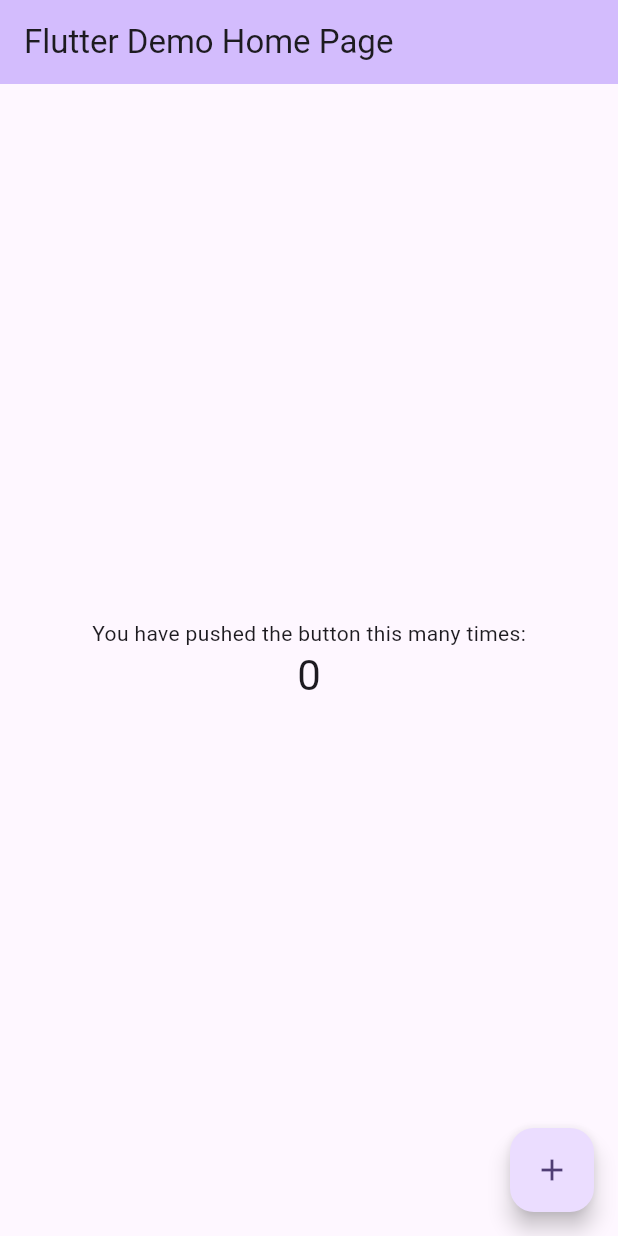
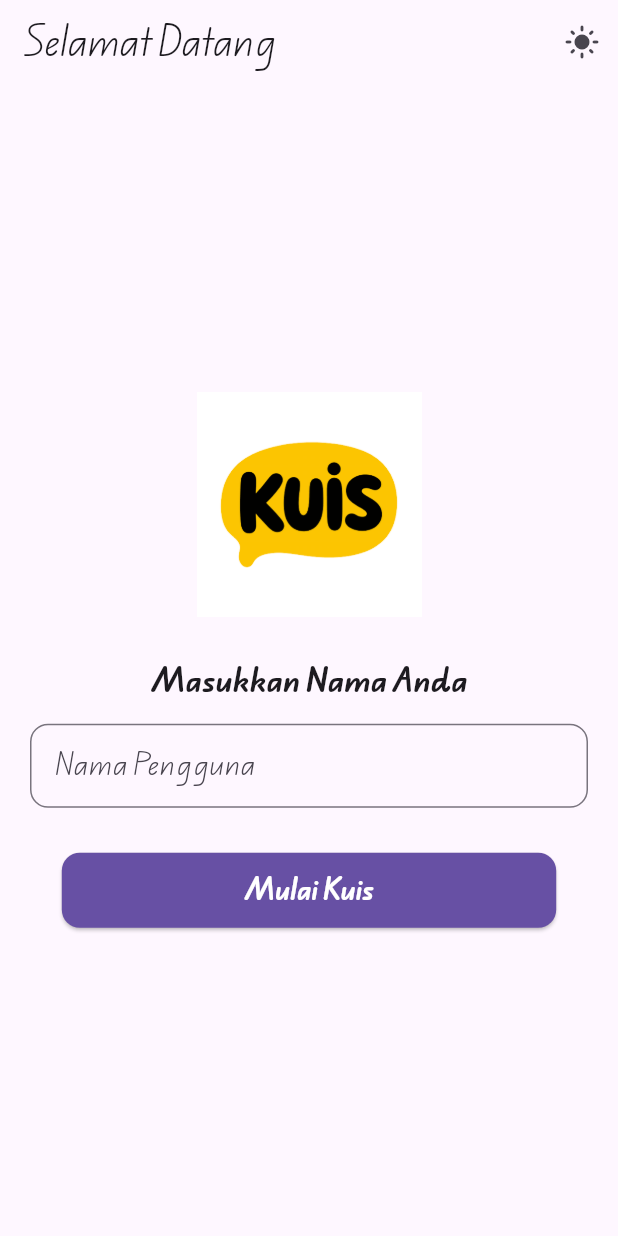
Before and after one commit to Johannes-Pandiangan/AplikasiKuis, a Flutter app: the screen it shows after launch, on a phone screen of 412 x 824 dp. Run offline on Flutter 3.47's test engine with Material 3 defaults, Android fonts, the phone set to English and light mode, and no system bars.

Commit message:
menambahkan aset logo dan font custom serta buat halaman home,quiz,dan result untuk uji coba model dan data dummy

```diff
--- a/lib/main.dart
+++ b/lib/main.dart
@@ -1,122 +1,42 @@
 import 'package:flutter/material.dart';
+import 'package:provider/provider.dart';
+import 'providers/quiz_provider.dart';
+import 'screens/home_screen.dart';
 
 void main() {
-  runApp(const MyApp());
+  runApp(
+    MultiProvider(
+      providers: [
+        ChangeNotifierProvider(create: (_) => QuizProvider()),
+      ],
+      child: const KuisApp(),
+    ),
+  );
 }
 
-class MyApp extends StatelessWidget {
-  const MyApp({super.key});
+class KuisApp extends StatelessWidget {
+  const KuisApp({super.key});
 
-  // This widget is the root of your application.
   @override
   Widget build(BuildContext context) {
+    final quizProvider = context.watch<QuizProvider>();
+
     return MaterialApp(
-      title: 'Flutter Demo',
+      debugShowCheckedModeBanner: false,
+      title: 'Aplikasi Kuis PM',
+      // Menerapkan dual-theme (Dark and Light Mode)
+      themeMode: quizProvider.isDarkMode ? ThemeMode.dark : ThemeMode.light,
       theme: ThemeData(
-        // This is the theme of your application.
-        //
-        // TRY THIS: Try running your application with "flutter run". You'll see
-        // the application has a purple toolbar. Then, without quitting the app,
-        // try changing the seedColor in the colorScheme below to Colors.green
-        // and then invoke "hot reload" (save your changes or press the "hot
-        // reload" button in a Flutter-supported IDE, or press "r" if you used
-        // the command line to start the app).
-        //
-        // Notice that the counter didn't reset back to zero; the application
-        // state is not lost during the reload. To reset the state, use hot
-        // restart instead.
-        //
-        // This works for code too, not just values: Most code changes can be
-        // tested with just a hot reload.
-        colorScheme: .fromSeed(seedColor: Colors.deepPurple),
+        brightness: Brightness.light,
+        primarySwatch: Colors.blue,
+        fontFamily: 'EduQLDHand',
       ),
-      home: const MyHomePage(title: 'Flutter Demo Home Page'),
+      darkTheme: ThemeData(
+        brightness: Brightness.dark,
+        primarySwatch: Colors.blueGrey,
+        fontFamily: 'EduQLDHand',
+      ),
+      home: const HomeScreen(),
     );
   }
 }
-
-class MyHomePage extends StatefulWidget {
-  const MyHomePage({super.key, required this.title});
-
-  // This widget is the home page of your application. It is stateful, meaning
-  // that it has a State object (defined below) that contains fields that affect
-  // how it looks.
-
-  // This class is the configuration for the state. It holds the values (in this
-  // case the title) provided by the parent (in this case the App widget) and
-  // used by the build method of the State. Fields in a Widget subclass are
-  // always marked "final".
-
-  final String title;
-
-  @override
-  State<MyHomePage> createState() => _MyHomePageState();
-}
-
-class _MyHomePageState extends State<MyHomePage> {
-  int _counter = 0;
-
-  void _incrementCounter() {
-    setState(() {
-      // This call to setState tells the Flutter framework that something has
-      // changed in this State, which causes it to rerun the build method below
-      // so that the display can reflect the updated values. If we changed
-      // _counter without calling setState(), then the build method would not be
-      // called again, and so nothing would appear to happen.
-      _counter++;
-    });
-  }
-
-  @override
-  Widget build(BuildContext context) {
-    // This method is rerun every time setState is called, for instance as done
-    // by the _incrementCounter method above.
-    //
-    // The Flutter framework has been optimized to make rerunning build methods
-    // fast, so that you can just rebuild anything that needs updating rather
-    // than having to individually change instances of widgets.
-    return Scaffold(
-      appBar: AppBar(
-        // TRY THIS: Try changing the color here to a specific color (to
-        // Colors.amber, perhaps?) and trigger a hot reload to see the AppBar
-        // change color while the other colors stay the same.
-        backgroundColor: Theme.of(context).colorScheme.inversePrimary,
-        // Here we take the value from the MyHomePage object that was created by
-        // the App.build method, and use it to set our appbar title.
-        title: Text(widget.title),
-      ),
-      body: Center(
-        // Center is a layout widget. It takes a single child and positions it
-        // in the middle of the parent.
-        child: Column(
-          // Column is also a layout widget. It takes a list of children and
-          // arranges them vertically. By default, it sizes itself to fit its
-          // children horizontally, and tries to be as tall as its parent.
-          //
-          // Column has various properties to control how it sizes itself and
-          // how it positions its children. Here we use mainAxisAlignment to
-          // center the children vertically; the main axis here is the vertical
-          // axis because Columns are vertical (the cross axis would be
-          // horizontal).
-          //
-          // TRY THIS: Invoke "debug painting" (choose the "Toggle Debug Paint"
-          // action in the IDE, or press "p" in the console), to see the
-          // wireframe for each widget.
-          mainAxisAlignment: .center,
-          children: [
-            const Text('You have pushed the button this many times:'),
-            Text(
-              '$_counter',
-              style: Theme.of(context).textTheme.headlineMedium,
-            ),
-          ],
-        ),
-      ),
-      floatingActionButton: FloatingActionButton(
-        onPressed: _incrementCounter,
-        tooltip: 'Increment',
-        child: const Icon(Icons.add),
-      ),
-    );
-  }
-}
--- /dev/null
+++ b/lib/models/question_model.dart
@@ -0,0 +1,29 @@
+class Question {
+  final String questionText;
+  final List<String> options;
+  final int correctAnswerIndex;
+
+  Question({
+    required this.questionText,
+    required this.options,
+    required this.correctAnswerIndex,
+  });
+}
+
+List<Question> dummyQuestions = [
+  Question(
+    questionText: "Apa ibu kota dari Indonesia?",
+    options: ["Medan", "Jakarta", "Surabaya", "Bandung"],
+    correctAnswerIndex: 1,
+  ),
+  Question(
+    questionText: "Widget apa yang digunakan jika UI tidak pernah berubah?",
+    options: ["StatefulWidget", "StatelessWidget", "InheritedWidget", "Container"],
+    correctAnswerIndex: 1,
+  ),
+  Question(
+    questionText: "Bahasa pemrograman apa yang digunakan oleh Flutter?",
+    options: ["Java", "Kotlin", "Dart", "Swift"],
+    correctAnswerIndex: 2,
+  ),
+];
--- /dev/null
+++ b/lib/providers/quiz_provider.dart
@@ -0,0 +1,48 @@
+import 'package:flutter/material.dart';
+import '../models/question_model.dart';
+
+class QuizProvider with ChangeNotifier {
+  String _userName = '';
+  int _score = 0;
+  int _currentQuestionIndex = 0;
+  bool _isDarkMode = false;
+
+  String get userName => _userName;
+  int get score => _score;
+  int get currentQuestionIndex => _currentQuestionIndex;
+  bool get isDarkMode => _isDarkMode;
+
+  List<Question> get questions => dummyQuestions;
+
+  void setUserName(String name) {
+    _userName = name;
+    notifyListeners();
+  }
+
+  void toggleTheme() {
+    _isDarkMode = !_isDarkMode;
+    notifyListeners();
+  }
+
+  void answerQuestion(int selectedIndex) {
+    if (selectedIndex == questions[_currentQuestionIndex].correctAnswerIndex) {
+      _score += 10; // Tambah skor jika benar
+    }
+
+    if (_currentQuestionIndex < questions.length - 1) {
+      _currentQuestionIndex++;
+    }
+    notifyListeners();
+  }
+
+  bool isFinished() {
+    return _currentQuestionIndex >= questions.length - 1;
+  }
+
+  void resetQuiz() {
+    _score = 0;
+    _currentQuestionIndex = 0;
+    _userName = '';
+    notifyListeners();
+  }
+}
--- /dev/null
+++ b/lib/screens/home_screen.dart
@@ -0,0 +1,82 @@
+import 'package:flutter/material.dart';
+import 'package:provider/provider.dart';
+import '../providers/quiz_provider.dart';
+import '../widgets/custom_button.dart';
+import 'quiz_screen.dart';
+
+class HomeScreen extends StatefulWidget {
+  const HomeScreen({super.key});
+
+  @override
+  State<HomeScreen> createState() => _HomeScreenState();
+}
+
+class _HomeScreenState extends State<HomeScreen> {
+  final TextEditingController _nameController = TextEditingController();
+
+  @override
+  Widget build(BuildContext context) {
+    final quizProvider = context.read<QuizProvider>();
+
+    return Scaffold(
+      appBar: AppBar(
+        title: const Text("Selamat Datang"),
+        actions: [
+          IconButton(
+            icon: Icon(
+              context.watch<QuizProvider>().isDarkMode
+                  ? Icons.dark_mode
+                  : Icons.light_mode,
+            ),
+            onPressed: () {
+              quizProvider.toggleTheme();
+            },
+          )
+        ],
+      ),
+      body: Center(
+        child: SingleChildScrollView(
+          padding: const EdgeInsets.all(20.0),
+          child: Column(
+            mainAxisAlignment: MainAxisAlignment.center,
+            children: [
+              Image.asset('assets/images/logo.png', height: 150),
+              const SizedBox(height: 30),
+              const Text(
+                "Masukkan Nama Anda",
+                style: TextStyle(fontSize: 18, fontWeight: FontWeight.bold),
+              ),
+              const SizedBox(height: 15),
+              TextField(
+                controller: _nameController,
+                decoration: InputDecoration(
+                  border: OutlineInputBorder(
+                    borderRadius: BorderRadius.circular(12),
+                  ),
+                  hintText: "Nama Pengguna",
+                ),
+              ),
+              const SizedBox(height: 30),
+              CustomButton(
+                text: "Mulai Kuis",
+                onPressed: () {
+                  if (_nameController.text.trim().isNotEmpty) {
+                    quizProvider.setUserName(_nameController.text.trim());
+                    Navigator.push(
+                      context,
+                      MaterialPageRoute(builder: (context) => const QuizScreen()),
+                    );
+                  } else {
+                    ScaffoldMessenger.of(context).showSnackBar(
+                      const SnackBar(content: Text("Nama tidak boleh kosong!")),
+                    );
+                  }
+                },
+              ),
+            ],
+          ),
+        ),
+      ),
+    );
+  }
+}
--- /dev/null
+++ b/lib/widgets/custom_button.dart
@@ -0,0 +1,41 @@
+import 'package:flutter/material.dart';
+
+class CustomButton extends StatelessWidget {
+  final String text;
+  final VoidCallback onPressed;
+  final Color? color;
+
+  const CustomButton({
+    Key? key,
+    required this.text,
+    required this.onPressed,
+    this.color,
+  }) : super(key: key);
+
+  @override
+  Widget build(BuildContext context) {
+    double screenWidth = MediaQuery.of(context).size.width;
+
+    return SizedBox(
+      width: screenWidth * 0.8, // Lebar tombol 80% dari lebar layar
+      height: 50,
+      child: ElevatedButton(
+        style: ElevatedButton.styleFrom(
+          backgroundColor: color ?? Theme.of(context).primaryColor,
+          shape: RoundedRectangleBorder(
+            borderRadius: BorderRadius.circular(12),
+          ),
+        ),
+        onPressed: onPressed,
+        child: Text(
+          text,
+          style: const TextStyle(
+            fontSize: 16,
+            fontWeight: FontWeight.bold,
+            color: Colors.white,
+          ),
+        ),
+      ),
+    );
+  }
+}
```
Also changed, not shown: lib/screens/quiz_screen.dart (added, +63 -0 lines), lib/screens/result_screen.dart (added, +53 -0 lines), pubspec.yaml (+11 -64 lines), assets/fonts/EduQLDHand-Bold.ttf (added), assets/fonts/EduQLDHand-Regular.ttf (added), assets/images/logo.png (added), pubspec.lock, 2 other files.
